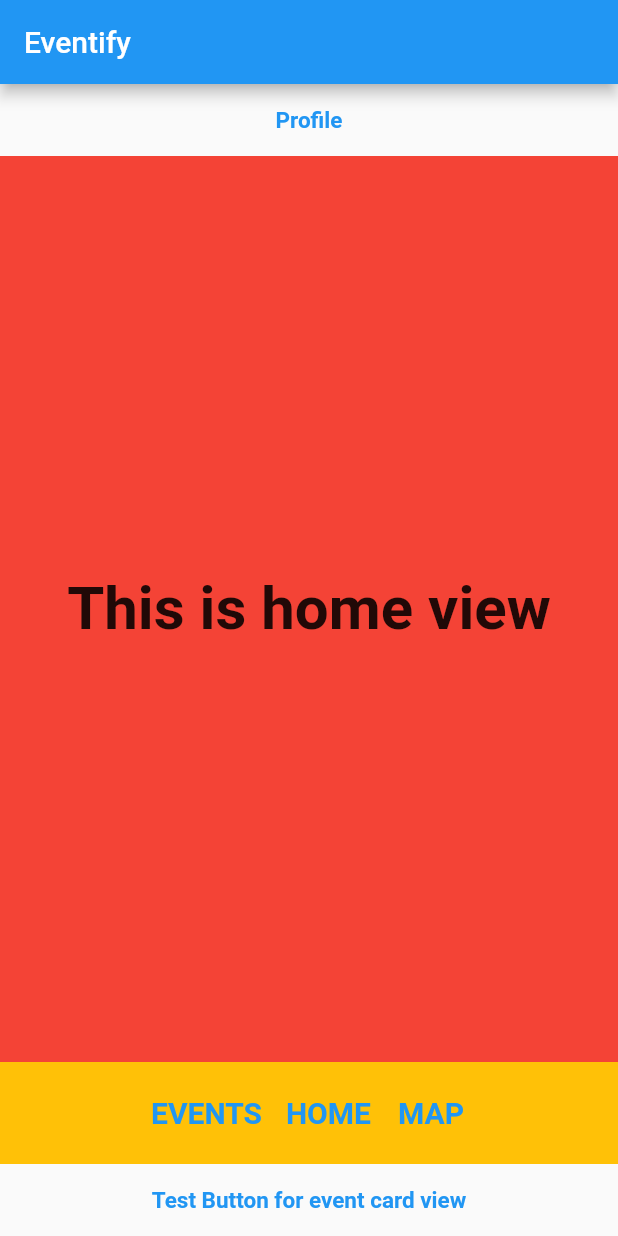
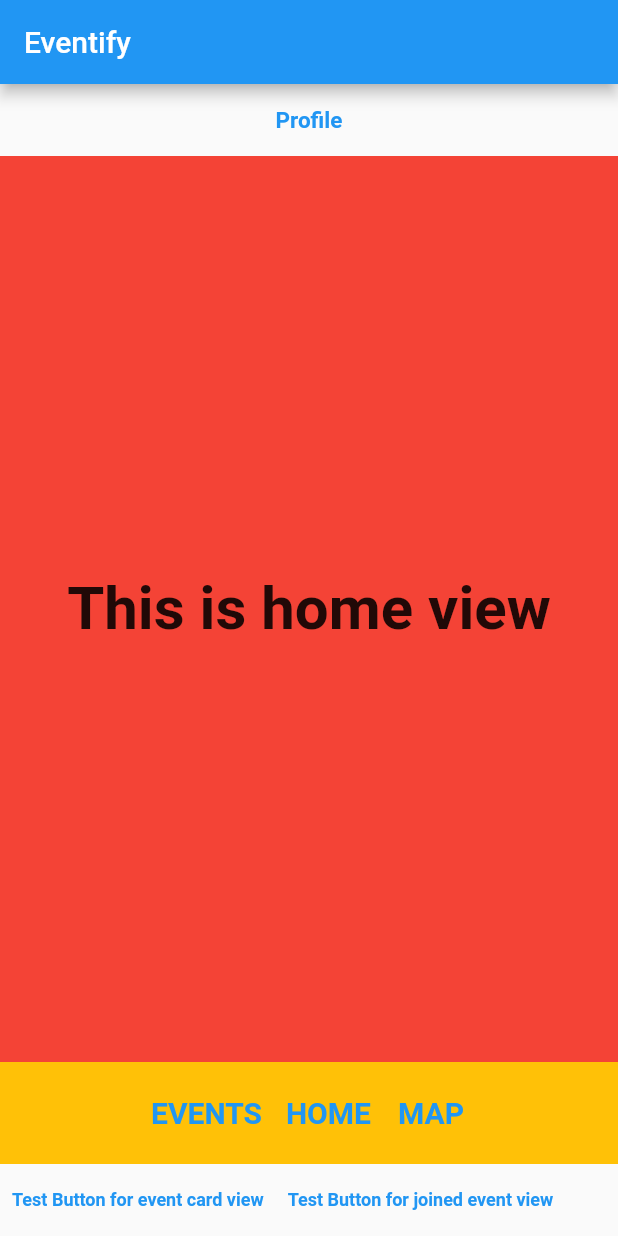
Before and after one commit to FontysFrontend2/eventify_frontend, a Flutter app: the screen it shows after launch, on a phone screen of 412 x 824 dp. Run offline on Flutter 3.47's test engine with Material 2 defaults, Android fonts, the phone set to English and light mode, and no system bars.

Commit message:
joined event view added

```diff
--- a/lib/main.dart
+++ b/lib/main.dart
@@ -1,5 +1,6 @@
 import 'package:eventify_frontend/views/events_view.dart';
 import 'package:eventify_frontend/views/home_view.dart';
+import 'package:eventify_frontend/views/joinedevent_view.dart';
 import 'package:eventify_frontend/views/map_view.dart';
 import 'package:eventify_frontend/views/profile_view.dart';
 import 'package:eventify_frontend/views/eventcard_view.dart';
@@ -50,7 +51,7 @@ class MyAppState extends State<MyApp> {
                   }
                   return true;
                 },
-                // Näkymät: state 0 = home, state 1 = events, state 2 = map, state 3 = profile, state 4 = event card
+                // Näkymät: state 0 = home, state 1 = events, state 2 = map, state 3 = profile, state 4 = event card, state 5 = joined event
                 child: Column(
                     children: ([
                   _state == 0
@@ -74,7 +75,11 @@ class MyAppState extends State<MyApp> {
                               ? (Expanded(flex: 2, child: mapView))
                               : _state == 3
                                   ? (Expanded(flex: 2, child: profileView))
-                                  : (Expanded(flex: 2, child: eventcardView)),
+                                  : _state == 4
+                                      ? (Expanded(
+                                          flex: 2, child: eventcardView))
+                                      : (Expanded(
+                                          flex: 2, child: joinedeventView)),
 
                   // Painikkeet alhaalla: events, home, map ja event card
                   Container(
@@ -108,15 +113,26 @@ class MyAppState extends State<MyApp> {
                                           fontWeight: FontWeight.bold)),
                                 )
                               ]))),
-                  // Painike event card test
+                  // Painike event card test and joined event test
+                  // Event cardin voi myöhemmin avata mapista tai feedistä ennen liittymistä ja joined eventin kun on liittynyt eventtiin
+                  Row(children: [
                     TextButton(
                       onPressed: () => _stateCounter(4),
                       child: const Text('Test Button for event card view',
                           style: TextStyle(
-                          fontSize: 15,
+                            fontSize: 12,
                             fontWeight: FontWeight.bold,
                           )),
                     ),
+                    TextButton(
+                      onPressed: () => _stateCounter(5),
+                      child: const Text('Test Button for joined event view',
+                          style: TextStyle(
+                            fontSize: 12,
+                            fontWeight: FontWeight.bold,
+                          )),
+                    ),
+                  ])
                 ])))));
   }
 }
--- /dev/null
+++ b/lib/views/joinedevent_view.dart
@@ -0,0 +1,14 @@
+import 'package:flutter/material.dart';
+
+@override
+Widget joinedeventView = Container(
+    color: Colors.purple,
+    width: double.infinity,
+    height: 100.0,
+    padding: const EdgeInsets.all(10.0),
+    child: const Align(
+        alignment: Alignment.center,
+        child: Text(
+          'This is joined event view',
+          style: TextStyle(fontSize: 40, fontWeight: FontWeight.bold),
+        )));
```
Lines whose indentation alone changed are shown as unchanged.
